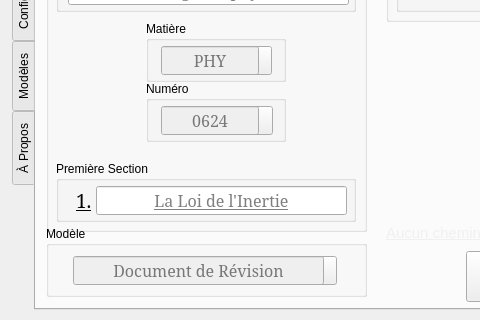
The window that src/pyEtude.ui (BourgonLaurent/pyEtude) describes before a commit, drawn with Qt 5; both pictures show x 0 to 480 and y 151 to 471 of the 728 by 471 pixel window.
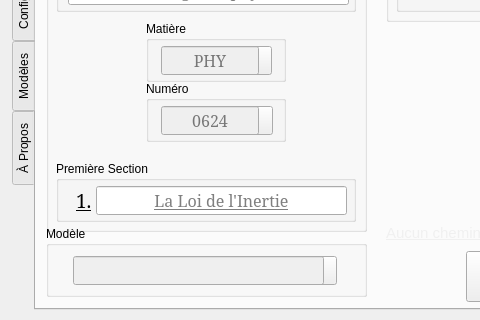
The same window after the commit. The open tabs and pages were chosen to show the change. Icons and pictures are not drawn.

Commit message: added model on generator UI

Patch:
```diff
--- a/src/pyEtude.ui
+++ b/src/pyEtude.ui
@@ -2381,7 +2381,7 @@
         <set>Qt::AlignCenter</set>
        </property>
        <property name="placeholderText">
-        <string>Document de Révision</string>
+        <string/>
        </property>
        <property name="clearButtonEnabled">
         <bool>false</bool>
```
Left out of the diff: 116 changed lines with no effect on the pictures. The commit also changes 1 other file.
